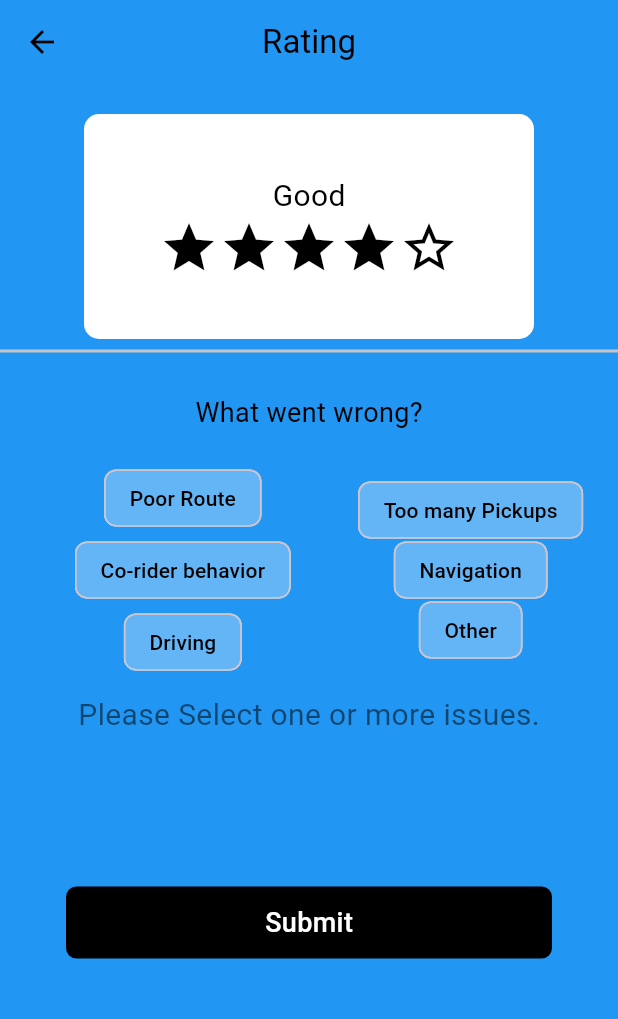
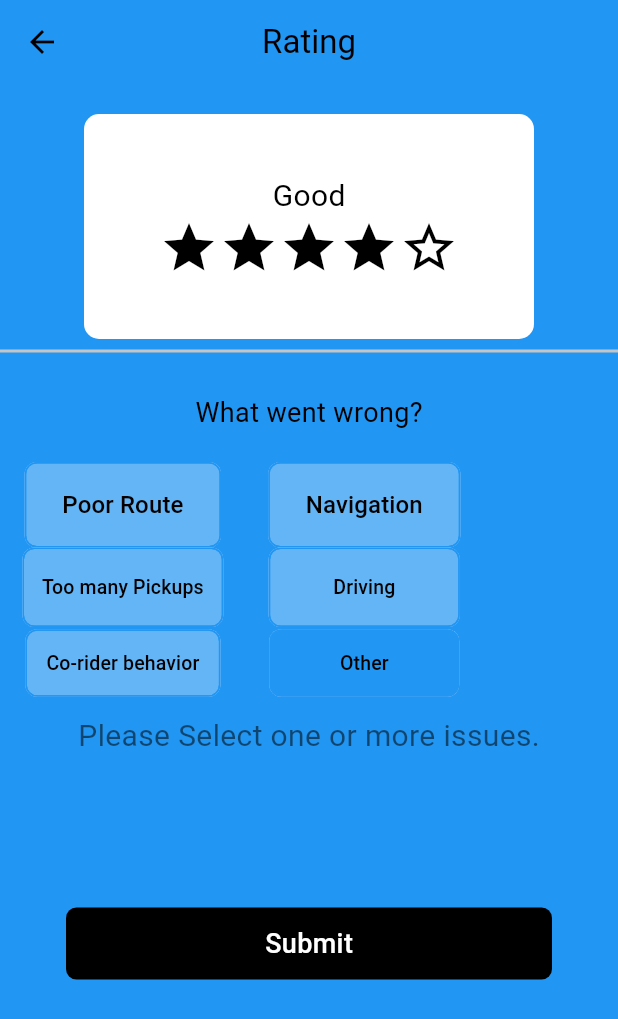
Before and after one commit to Nyiriek/Ubamb, a Flutter app: the PaymentScreen screen opened directly, after a tap on "Done", on a phone screen of 412 x 824 dp. Shown: the top 1019 px of the screen. Run offline on Flutter 3.47's test engine with Material 3 defaults, Android fonts, the light colour scheme and no system bars; our stand-ins replace firebase_auth, firebase_core; accounts and stored records are empty; Roboto replaces fonts that are missing (Roboto Medium).

Commit message:
filterchips customized

```diff
--- a/ubamb/lib/screens/payment_screen.dart
+++ b/ubamb/lib/screens/payment_screen.dart
@@ -231,7 +231,7 @@ class PaymentScreen extends StatelessWidget {
                                 fontWeight: FontWeight.bold,
                               ),
                             ),
-                            const SizedBox(width: 210),
+                            const SizedBox(width: 200),
                             Image.asset(
                               'assets/images/img_3.png',
                               width: 24,
@@ -257,7 +257,7 @@ class PaymentScreen extends StatelessWidget {
 
                               ),
                             ),
-                            const SizedBox(width: 185),
+                            const SizedBox(width: 175),
                             Image.asset(
                               'assets/images/img_12.png',
                               width: 24,
@@ -282,7 +282,7 @@ class PaymentScreen extends StatelessWidget {
 
                               ),
                             ),
-                            const SizedBox(width: 110),
+                            const SizedBox(width: 100),
                             Image.asset(
                               'assets/images/img_12.png',
                               width: 24,
--- a/ubamb/lib/screens/rating_screen.dart
+++ b/ubamb/lib/screens/rating_screen.dart
@@ -11,14 +11,23 @@ class RatingScreen extends StatefulWidget {
 
 class _RatingScreenState extends State<RatingScreen> {
   final int _rating = 4;
-  final List<String> _issues = [
-    'Poor Route',
-    'Too many Pickups',
-    'Co-rider behavior',
-    'Navigation',
-    'Driving',
-    'Other'
-  ];
+  bool _isSelected = false;
+  bool _issSelected = false;
+  bool _isssSelected = false;
+  bool _issssSelected = false;
+  bool _isssssSelected = false;
+  bool _issssssSelected = false;
+
+
+
+  // final List<String> _issues = [
+  //   'Poor Route',
+  //   'Too many Pickups',
+  //   'Co-rider behavior',
+  //   'Navigation',
+  //   'Driving',
+  //   'Other'
+  // ];
   final List<bool> _selectedIssues = List.generate(6, (_) => false);
 
   @override
@@ -85,62 +94,165 @@ class _RatingScreenState extends State<RatingScreen> {
                       style: TextStyle(fontSize: 18, color: Colors.black),
                     ),
                     const SizedBox(height: 20),
-                    Wrap(
-                      spacing: 10,
-                      runSpacing: 10,
-                      children: [
+                    Container(
+
+                      child:
                         Row(
                           children: [
-                            const SizedBox(width: 50),
+                            const SizedBox(width: 15),
                             Column(
-                              children: List.generate(_issues.length ~/ 2, (index) {
-                                final issueIndex = index * 2 ;
-                                if (issueIndex >= _issues.length) {
-                                  return const SizedBox.shrink();
-                                }
-                                return FilterChip(
-                                  label: Text(_issues[issueIndex]),
-                                  selected: _selectedIssues[issueIndex],
+                              children: [
+                                Container(
+                                  child:  FilterChip(
+                                    label: Text('Poor Route'),
+                                    selected: _isSelected,
                                     onSelected: (bool selected) {
                                       setState(() {
-                                      _selectedIssues[issueIndex] = selected;
+                                        _isSelected = selected;
                                       });
                                     },
                                     backgroundColor: Colors.blue[300],
                                     selectedColor: Colors.blue[500],
-                                  labelStyle: const TextStyle(color: Colors.black),
-                                );
-                              }),
+                                    labelStyle: TextStyle(color: Colors.black, fontSize: 16), // Adjust font size
+                                    labelPadding: EdgeInsets.symmetric(horizontal: 16, vertical: 8),
+                                    shape: RoundedRectangleBorder(
+                                      borderRadius: BorderRadius.circular(8.0), // Adjust border radius as needed
+                                      side: BorderSide(
+                                        color: Colors.blue,
+
                                       ),
-                            const SizedBox(width: 30),
-                            Column(
-                              children: List.generate(_issues.length ~/ 2, (index) {
-                                final issueIndex = index * 2 + 1;
-                                if (issueIndex >= _issues.length) {
-                                  return const SizedBox.shrink();
-                                }
-                                return SizedBox(
-                                  height: 40,
-                                  width: 180,// Set the desired height for all FilterChips
-                                  child: FilterChip(
-                                    label: Text(_issues[issueIndex]),
-                                    selected: _selectedIssues[issueIndex],
+
+                                    ),// Adjust padding
+                                  ),
+                                ),
+                                Container(
+                                  child:  FilterChip(
+                                    label: Text('Too many Pickups'),
+                                    selected: _isssSelected,
                                     onSelected: (bool selected) {
                                       setState(() {
-                                        _selectedIssues[issueIndex] = selected;
+                                        _isssSelected = selected;
                                       });
                                     },
                                     backgroundColor: Colors.blue[300],
                                     selectedColor: Colors.blue[500],
-                                    labelStyle: const TextStyle(color: Colors.black),
+                                    labelStyle: TextStyle(color: Colors.black, fontSize: 13), // Adjust font size
+                                    labelPadding: EdgeInsets.symmetric(horizontal: 4, vertical: 8),
+                                    shape: RoundedRectangleBorder(
+                                      borderRadius: BorderRadius.circular(8.0), // Adjust border radius as needed
+                                      side: BorderSide(
+                                        color: Colors.blue,
+
                                       ),
-                                );
-                              }),
+
+                                    ),// Adjust padding
+                                  ),
+                                ),
+                                Container(
+                                  child:  FilterChip(
+                                    label: Text('Co-rider behavior'),
+                                    selected: _issSelected,
+                                    onSelected: (bool selected) {
+                                      setState(() {
+                                        _issSelected = selected;
+                                      });
+                                    },
+                                    backgroundColor: Colors.blue[300],
+                                    selectedColor: Colors.blue[500],
+                                    labelStyle: TextStyle(color: Colors.black, fontSize: 13), // Adjust font size
+                                    labelPadding: EdgeInsets.symmetric(horizontal: 5, vertical: 4),
+                                    shape: RoundedRectangleBorder(
+                                      borderRadius: BorderRadius.circular(8.0), // Adjust border radius as needed
+                                      side: BorderSide(
+                                        color: Colors.blue,
+
+                                      ),
+
+                                    ),// Adjust padding
+                                  ),
+                                ),
+                              ]
+                            ),
+
+
+                            const SizedBox(width: 30),
+                            Column(
+                              children: [
+                                Container(
+                                  child:  FilterChip(
+                                    label: Text('Navigation'),
+                                    selected: _issssSelected,
+                                    onSelected: (bool selected) {
+                                      setState(() {
+                                        _issssSelected = selected;
+                                      });
+                                    },
+                                    backgroundColor: Colors.blue[300],
+                                    selectedColor: Colors.blue[500],
+                                    labelStyle: TextStyle(color: Colors.black, fontSize: 16), // Adjust font size
+                                    labelPadding: EdgeInsets.symmetric(horizontal: 16, vertical: 8),
+                                    shape: RoundedRectangleBorder(
+                                      borderRadius: BorderRadius.circular(8.0), // Adjust border radius as needed
+                                      side: BorderSide(
+                                        color: Colors.blue,
+
+                                      ),
+
+                                    ),// Adjust padding
+                                  ),
+                                ),
+                                Container(
+                                  child:  FilterChip(
+                                    label: Text('Driving'),
+                                    selected: _isssssSelected,
+                                    onSelected: (bool selected) {
+                                      setState(() {
+                                        _isssssSelected = selected;
+                                      });
+                                    },
+                                    backgroundColor: Colors.blue[300],
+                                    selectedColor: Colors.blue[500],
+                                    labelStyle: TextStyle(color: Colors.black, fontSize: 13), // Adjust font size
+                                    labelPadding: EdgeInsets.symmetric(horizontal: 34, vertical: 8),
+                                    shape: RoundedRectangleBorder(
+                                      borderRadius: BorderRadius.circular(8.0), // Adjust border radius as needed
+                                      side: BorderSide(
+                                        color: Colors.blue,
+
+                                      ),
+
+                                    ),// Adjust padding
+                                  ),
+                                ),
+                                Container(
+                                  child:  FilterChip(
+                                    label: Text('Other'),
+                                    selected: _issssssSelected,
+                                    onSelected: (bool selected) {
+                                      setState(() {
+                                        _issssssSelected = selected;
+                                      });
+                                    },
+                                    backgroundColor: Colors.blue[500],
+                                    selectedColor: Colors.blue[500],
+                                    labelStyle: TextStyle(color: Colors.black, fontSize: 13), // Adjust font size
+                                    labelPadding: EdgeInsets.symmetric(horizontal: 38, vertical: 4),
+                                    shape: RoundedRectangleBorder(
+                                      borderRadius: BorderRadius.circular(8.0), // Adjust border radius as needed
+                                      side: BorderSide(
+                                          color: Colors.blue,
+
+                                      ),
+
+                                  ),
+                                ),
+                                ),
+                              ],
                             ),
 
                           ],
                         ),
-                      ],
+
                     ),
                     const SizedBox(height: 10),
                     const Text(
@@ -180,16 +292,12 @@ class _RatingScreenState extends State<RatingScreen> {
                 ),
               ),
             ),
-            // BottomNavigationBar(
-            //   items: const [
-            //     BottomNavigationBarItem(icon: Icon(Icons.home), label: 'Home'),
-            //     BottomNavigationBarItem(icon: Icon(Icons.history), label: 'History'),
-            //     BottomNavigationBarItem(icon: Icon(Icons.person), label: 'Account'),
-            //   ],
-            // ),
+
           ],
         ),
       ),
     );
+
   }
+
 }
```
Lines whose indentation alone changed are shown as unchanged.
